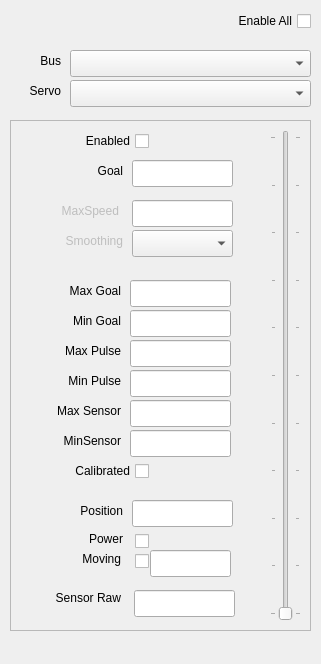
First picture: the form in inmoov_bringup/tools/trainer/trainer.ui, repository alansrobotlab/inmoov_ros, before the edit.
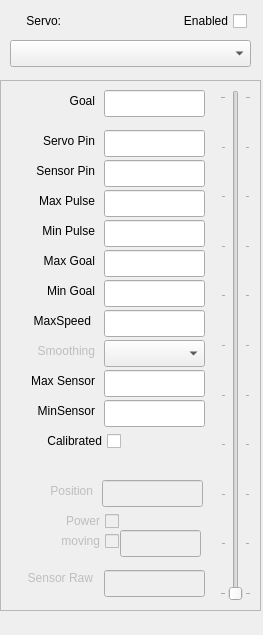
Second picture: the form after the edit.

Commit message:
trainer updated for inmoov_bringup
trainer refactored to use the bringup functions.  Everything works; joint sorting in dropdown is pure alphabetical; for now trainer still only writes to the arduino, but will be easy to extend.

The edit to the form file:
```diff
--- a/inmoov_bringup/tools/trainer/trainer.ui
+++ b/inmoov_bringup/tools/trainer/trainer.ui
@@ -6,8 +6,8 @@
    <rect>
     <x>0</x>
     <y>0</y>
-    <width>321</width>
-    <height>664</height>
+    <width>263</width>
+    <height>635</height>
    </rect>
   </property>
   <property name="windowTitle">
@@ -23,10 +23,10 @@
    <widget class="QFrame" name="frame">
     <property name="geometry">
      <rect>
-      <x>10</x>
-      <y>120</y>
-      <width>301</width>
-      <height>511</height>
+      <x>0</x>
+      <y>80</y>
+      <width>261</width>
+      <height>531</height>
      </rect>
     </property>
     <property name="frameShape">
@@ -38,8 +38,8 @@
     <widget class="QLineEdit" name="txtMinPulse">
      <property name="geometry">
       <rect>
-       <x>120</x>
-       <y>250</y>
+       <x>104</x>
+       <y>140</y>
        <width>101</width>
        <height>27</height>
       </rect>
@@ -48,8 +48,8 @@
     <widget class="QLineEdit" name="txtMaxSensor">
      <property name="geometry">
       <rect>
-       <x>120</x>
-       <y>280</y>
+       <x>104</x>
+       <y>290</y>
        <width>101</width>
        <height>27</height>
       </rect>
@@ -58,8 +58,8 @@
     <widget class="QLabel" name="label_3">
      <property name="geometry">
       <rect>
-       <x>30</x>
-       <y>250</y>
+       <x>14</x>
+       <y>140</y>
        <width>81</width>
        <height>21</height>
       </rect>
@@ -74,8 +74,8 @@
     <widget class="QLabel" name="label_4">
      <property name="geometry">
       <rect>
-       <x>20</x>
-       <y>220</y>
+       <x>4</x>
+       <y>110</y>
        <width>91</width>
        <height>21</height>
       </rect>
@@ -90,8 +90,8 @@
     <widget class="QLabel" name="label_5">
      <property name="geometry">
       <rect>
-       <x>30</x>
-       <y>310</y>
+       <x>14</x>
+       <y>320</y>
        <width>81</width>
        <height>21</height>
       </rect>
@@ -106,8 +106,8 @@
     <widget class="QLabel" name="label_2">
      <property name="geometry">
       <rect>
-       <x>30</x>
-       <y>160</y>
+       <x>14</x>
+       <y>170</y>
        <width>81</width>
        <height>21</height>
       </rect>
@@ -122,8 +122,8 @@
     <widget class="QLineEdit" name="txtMaxPulse">
      <property name="geometry">
       <rect>
-       <x>120</x>
-       <y>220</y>
+       <x>104</x>
+       <y>110</y>
        <width>101</width>
        <height>27</height>
       </rect>
@@ -132,8 +132,8 @@
     <widget class="QCheckBox" name="chkCalibrated">
      <property name="geometry">
       <rect>
-       <x>42</x>
-       <y>340</y>
+       <x>24</x>
+       <y>350</y>
        <width>97</width>
        <height>22</height>
       </rect>
@@ -148,8 +148,8 @@
     <widget class="QLineEdit" name="txtMaxGoal">
      <property name="geometry">
       <rect>
-       <x>120</x>
-       <y>160</y>
+       <x>104</x>
+       <y>170</y>
        <width>101</width>
        <height>27</height>
       </rect>
@@ -158,8 +158,8 @@
     <widget class="QLineEdit" name="txtMinSensor">
      <property name="geometry">
       <rect>
-       <x>120</x>
-       <y>310</y>
+       <x>104</x>
+       <y>320</y>
        <width>101</width>
        <height>27</height>
       </rect>
@@ -168,8 +168,8 @@
     <widget class="QLabel" name="label">
      <property name="geometry">
       <rect>
-       <x>50</x>
-       <y>190</y>
+       <x>34</x>
+       <y>200</y>
        <width>61</width>
        <height>21</height>
       </rect>
@@ -187,8 +187,8 @@
      </property>
      <property name="geometry">
       <rect>
-       <x>122</x>
-       <y>110</y>
+       <x>104</x>
+       <y>260</y>
        <width>101</width>
        <height>27</height>
       </rect>
@@ -196,12 +196,12 @@
     </widget>
     <widget class="QLabel" name="label_8">
      <property name="enabled">
-      <bool>false</bool>
+      <bool>true</bool>
      </property>
      <property name="geometry">
       <rect>
-       <x>28</x>
-       <y>80</y>
+       <x>10</x>
+       <y>230</y>
        <width>81</width>
        <height>21</height>
       </rect>
@@ -219,21 +219,21 @@
      </property>
      <property name="geometry">
       <rect>
-       <x>122</x>
-       <y>80</y>
+       <x>104</x>
+       <y>230</y>
        <width>101</width>
        <height>27</height>
       </rect>
      </property>
      <property name="readOnly">
-      <bool>true</bool>
+      <bool>false</bool>
      </property>
     </widget>
     <widget class="QLabel" name="label_6">
      <property name="geometry">
       <rect>
-       <x>30</x>
-       <y>280</y>
+       <x>14</x>
+       <y>290</y>
        <width>81</width>
        <height>21</height>
       </rect>
@@ -254,8 +254,8 @@
      </property>
      <property name="geometry">
       <rect>
-       <x>22</x>
-       <y>110</y>
+       <x>4</x>
+       <y>260</y>
        <width>91</width>
        <height>21</height>
       </rect>
@@ -270,18 +270,21 @@
     <widget class="QLineEdit" name="txtMinGoal">
      <property name="geometry">
       <rect>
-       <x>120</x>
-       <y>190</y>
+       <x>104</x>
+       <y>200</y>
        <width>101</width>
        <height>27</height>
       </rect>
      </property>
     </widget>
     <widget class="QLabel" name="label_7">
+     <property name="enabled">
+      <bool>false</bool>
+     </property>
      <property name="geometry">
       <rect>
-       <x>30</x>
-       <y>470</y>
+       <x>12</x>
+       <y>490</y>
        <width>81</width>
        <height>16</height>
       </rect>
@@ -295,12 +298,12 @@
     </widget>
     <widget class="QLineEdit" name="txtSpeed">
      <property name="enabled">
-      <bool>true</bool>
+      <bool>false</bool>
      </property>
      <property name="geometry">
       <rect>
-       <x>140</x>
-       <y>430</y>
+       <x>120</x>
+       <y>450</y>
        <width>81</width>
        <height>27</height>
       </rect>
@@ -311,12 +314,12 @@
     </widget>
     <widget class="QCheckBox" name="chkPower">
      <property name="enabled">
-      <bool>true</bool>
+      <bool>false</bool>
      </property>
      <property name="geometry">
       <rect>
-       <x>42</x>
-       <y>410</y>
+       <x>22</x>
+       <y>430</y>
        <width>97</width>
        <height>22</height>
       </rect>
@@ -325,20 +328,20 @@
       <enum>Qt::RightToLeft</enum>
      </property>
      <property name="text">
-      <string/>
+      <string>Power</string>
      </property>
      <property name="checkable">
-      <bool>false</bool>
+      <bool>true</bool>
      </property>
     </widget>
     <widget class="QLineEdit" name="txtPosition">
      <property name="enabled">
-      <bool>true</bool>
+      <bool>false</bool>
      </property>
      <property name="geometry">
       <rect>
-       <x>122</x>
-       <y>380</y>
+       <x>102</x>
+       <y>400</y>
        <width>101</width>
        <height>27</height>
       </rect>
@@ -349,12 +352,12 @@
     </widget>
     <widget class="QLineEdit" name="txtSensorRaw">
      <property name="enabled">
-      <bool>true</bool>
+      <bool>false</bool>
      </property>
      <property name="geometry">
       <rect>
-       <x>124</x>
-       <y>470</y>
+       <x>104</x>
+       <y>490</y>
        <width>101</width>
        <height>27</height>
       </rect>
@@ -364,10 +367,13 @@
      </property>
     </widget>
     <widget class="QLabel" name="label_10">
+     <property name="enabled">
+      <bool>false</bool>
+     </property>
      <property name="geometry">
       <rect>
-       <x>52</x>
-       <y>380</y>
+       <x>32</x>
+       <y>400</y>
        <width>61</width>
        <height>21</height>
       </rect>
@@ -379,43 +385,11 @@
       <set>Qt::AlignRight|Qt::AlignTrailing|Qt::AlignVCenter</set>
      </property>
     </widget>
-    <widget class="QLabel" name="label_11">
-     <property name="geometry">
-      <rect>
-       <x>22</x>
-       <y>410</y>
-       <width>91</width>
-       <height>17</height>
-      </rect>
-     </property>
-     <property name="text">
-      <string>Power</string>
-     </property>
-     <property name="alignment">
-      <set>Qt::AlignRight|Qt::AlignTrailing|Qt::AlignVCenter</set>
-     </property>
-    </widget>
-    <widget class="QCheckBox" name="chkEnabled">
-     <property name="geometry">
-      <rect>
-       <x>42</x>
-       <y>10</y>
-       <width>97</width>
-       <height>22</height>
-      </rect>
-     </property>
-     <property name="layoutDirection">
-      <enum>Qt::RightToLeft</enum>
-     </property>
-     <property name="text">
-      <string>Enabled</string>
-     </property>
-    </widget>
     <widget class="QLabel" name="label_9">
      <property name="geometry">
       <rect>
-       <x>52</x>
-       <y>40</y>
+       <x>34</x>
+       <y>10</y>
        <width>61</width>
        <height>21</height>
       </rect>
@@ -430,8 +404,8 @@
     <widget class="QLineEdit" name="txtGoal">
      <property name="geometry">
       <rect>
-       <x>122</x>
-       <y>40</y>
+       <x>104</x>
+       <y>10</y>
        <width>101</width>
        <height>27</height>
       </rect>
@@ -439,12 +413,12 @@
     </widget>
     <widget class="QCheckBox" name="chkMoving">
      <property name="enabled">
-      <bool>true</bool>
+      <bool>false</bool>
      </property>
      <property name="geometry">
       <rect>
-       <x>42</x>
-       <y>430</y>
+       <x>22</x>
+       <y>450</y>
        <width>97</width>
        <height>22</height>
       </rect>
@@ -453,35 +427,19 @@
       <enum>Qt::RightToLeft</enum>
      </property>
      <property name="text">
-      <string/>
+      <string>moving</string>
      </property>
      <property name="checkable">
-      <bool>false</bool>
-     </property>
-    </widget>
-    <widget class="QLabel" name="label_15">
-     <property name="geometry">
-      <rect>
-       <x>20</x>
-       <y>430</y>
-       <width>91</width>
-       <height>17</height>
-      </rect>
-     </property>
-     <property name="text">
-      <string>Moving</string>
-     </property>
-     <property name="alignment">
-      <set>Qt::AlignRight|Qt::AlignTrailing|Qt::AlignVCenter</set>
+      <bool>true</bool>
      </property>
     </widget>
     <widget class="QSlider" name="sliderGoal">
      <property name="geometry">
       <rect>
-       <x>260</x>
+       <x>220</x>
        <y>10</y>
        <width>31</width>
-       <height>491</height>
+       <height>511</height>
       </rect>
      </property>
      <property name="maximum">
@@ -509,68 +467,91 @@
       <number>10000</number>
      </property>
     </widget>
-   </widget>
-   <widget class="QLabel" name="label_12">
-    <property name="geometry">
-     <rect>
-      <x>-10</x>
-      <y>50</y>
-      <width>71</width>
-      <height>21</height>
-     </rect>
-    </property>
-    <property name="text">
-     <string>Bus</string>
-    </property>
-    <property name="alignment">
-     <set>Qt::AlignRight|Qt::AlignTrailing|Qt::AlignVCenter</set>
-    </property>
+    <widget class="QLineEdit" name="txtServoPin">
+     <property name="geometry">
+      <rect>
+       <x>104</x>
+       <y>50</y>
+       <width>101</width>
+       <height>27</height>
+      </rect>
+     </property>
+    </widget>
+    <widget class="QLabel" name="label_12">
+     <property name="geometry">
+      <rect>
+       <x>14</x>
+       <y>50</y>
+       <width>81</width>
+       <height>21</height>
+      </rect>
+     </property>
+     <property name="text">
+      <string>Servo Pin</string>
+     </property>
+     <property name="alignment">
+      <set>Qt::AlignRight|Qt::AlignTrailing|Qt::AlignVCenter</set>
+     </property>
+    </widget>
+    <widget class="QLineEdit" name="txtSensorPin">
+     <property name="geometry">
+      <rect>
+       <x>104</x>
+       <y>80</y>
+       <width>101</width>
+       <height>27</height>
+      </rect>
+     </property>
+    </widget>
+    <widget class="QLabel" name="label_16">
+     <property name="geometry">
+      <rect>
+       <x>14</x>
+       <y>80</y>
+       <width>81</width>
+       <height>21</height>
+      </rect>
+     </property>
+     <property name="text">
+      <string>Sensor Pin</string>
+     </property>
+     <property name="alignment">
+      <set>Qt::AlignRight|Qt::AlignTrailing|Qt::AlignVCenter</set>
+     </property>
+    </widget>
    </widget>
    <widget class="QLabel" name="label_13">
     <property name="geometry">
      <rect>
       <x>-10</x>
-      <y>80</y>
+      <y>10</y>
       <width>71</width>
       <height>21</height>
      </rect>
     </property>
     <property name="text">
-     <string>Servo</string>
+     <string>Servo:</string>
     </property>
     <property name="alignment">
      <set>Qt::AlignRight|Qt::AlignTrailing|Qt::AlignVCenter</set>
     </property>
    </widget>
-   <widget class="QComboBox" name="cmbBus">
-    <property name="geometry">
-     <rect>
-      <x>70</x>
-      <y>50</y>
-      <width>241</width>
-      <height>27</height>
-     </rect>
-    </property>
-    <property name="frame">
-     <bool>true</bool>
-    </property>
-   </widget>
    <widget class="QComboBox" name="cmbServo">
     <property name="geometry">
      <rect>
-      <x>70</x>
-      <y>80</y>
+      <x>10</x>
+      <y>40</y>
       <width>241</width>
       <height>27</height>
      </rect>
     </property>
    </widget>
-   <widget class="QCheckBox" name="chkEnableAll">
+   <widget class="QCheckBox" name="chkEnabled">
     <property name="geometry">
      <rect>
-      <x>190</x>
+      <x>150</x>
       <y>10</y>
-      <width>121</width>
+      <width>97</width>
       <height>22</height>
      </rect>
     </property>
@@ -578,7 +559,7 @@
      <enum>Qt::RightToLeft</enum>
     </property>
     <property name="text">
-     <string>Enable All</string>
+     <string>Enabled</string>
     </property>
    </widget>
   </widget>
```
Left out of the diff: 4 changed lines with no effect on the pictures. The commit also changes 2 other files.
